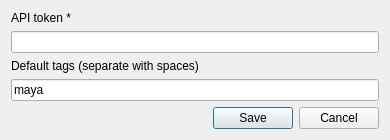
moppius/maya-exporter, file maya2sketchfab-v2/Sketchfab_Uploader/Sketchfab_Settings.ui: the form before one commit.
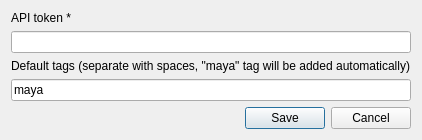
The form after the commit.

```diff
--- a/maya2sketchfab-v2/Sketchfab_Uploader/Sketchfab_Settings.ui
+++ b/maya2sketchfab-v2/Sketchfab_Uploader/Sketchfab_Settings.ui
@@ -27,7 +27,7 @@
    <item>
     <widget class="QLabel" name="label_4">
      <property name="text">
-      <string>Default tags (separate with spaces)</string>
+      <string>Default tags (separate with spaces, "maya" tag will be added automatically)</string>
      </property>
     </widget>
    </item>
```
